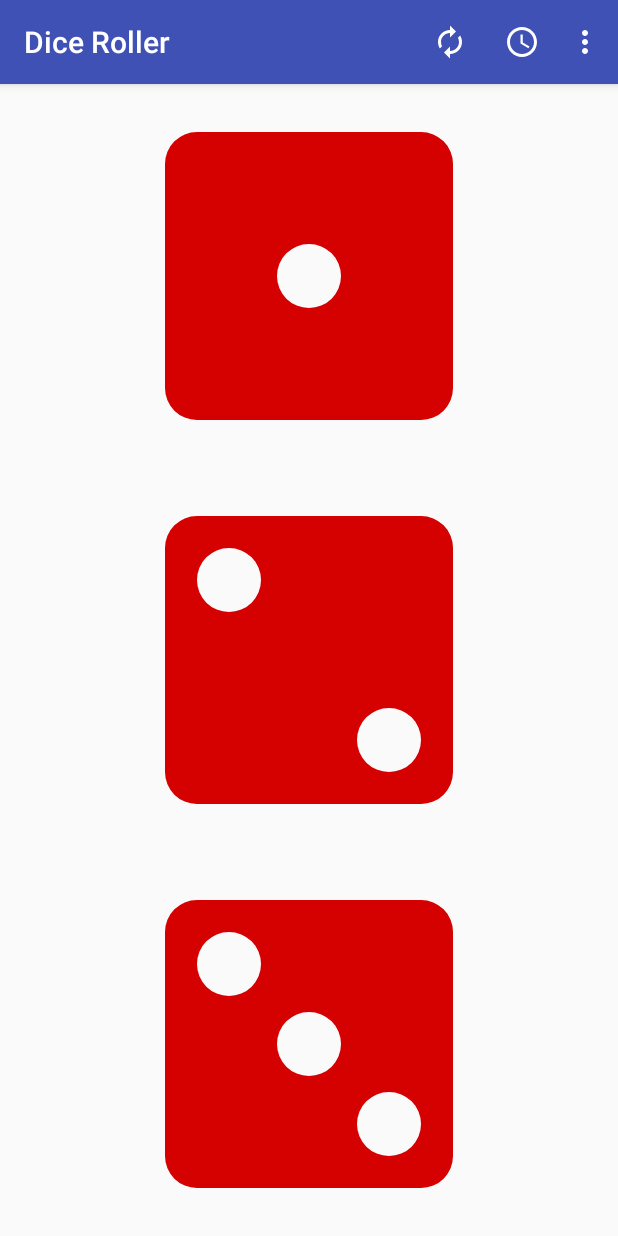
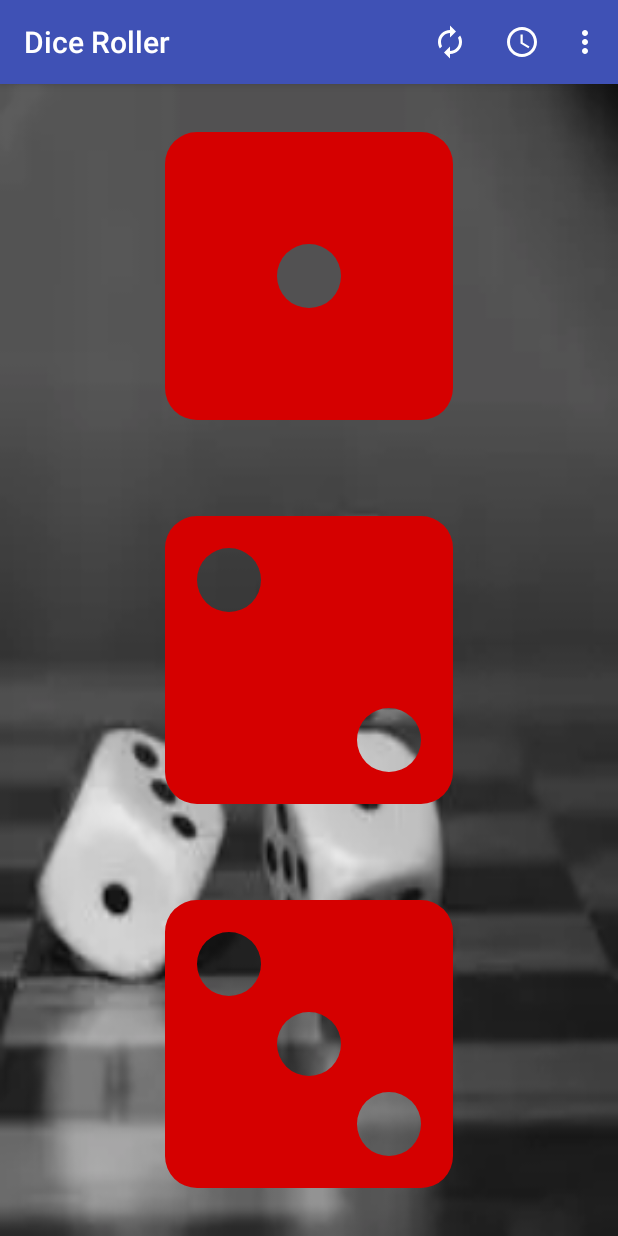
Before and after one commit to PankajChohan9820/CS_assignment_646_lab3, an Android app: the screen it shows after launch (MainActivity), on a phone screen of 412 x 824 dp. Run offline under Robolectric (Android 15) with nearby library versions, the phone set to English and light mode, and no system bars.

Commit message:
added background image

```diff
--- a/app/src/main/java/com/example/diceroller/MainActivity.kt
+++ b/app/src/main/java/com/example/diceroller/MainActivity.kt
@@ -73,6 +73,8 @@ class MainActivity : AppCompatActivity(),RollLengthDialogFragment.OnRollLengthSe
             }
             returnVal
         }
+//        val relativeLayout = findViewById<RelativeLayout>(R.id.relativeLayout)
+//        relativeLayout.setBackgroundResource(R.drawable.background_image)
 
     }
 
--- a/app/src/main/res/layout/activity_main.xml
+++ b/app/src/main/res/layout/activity_main.xml
@@ -7,6 +7,7 @@
     android:gravity="center"
     android:layout_width="match_parent"
     android:layout_height="match_parent"
+    android:background="@drawable/diceimage"
     tools:context=".MainActivity">
 
     <ImageView
```
Also changed, not shown: app/src/main/res/drawable/diceimage.webp (added).
